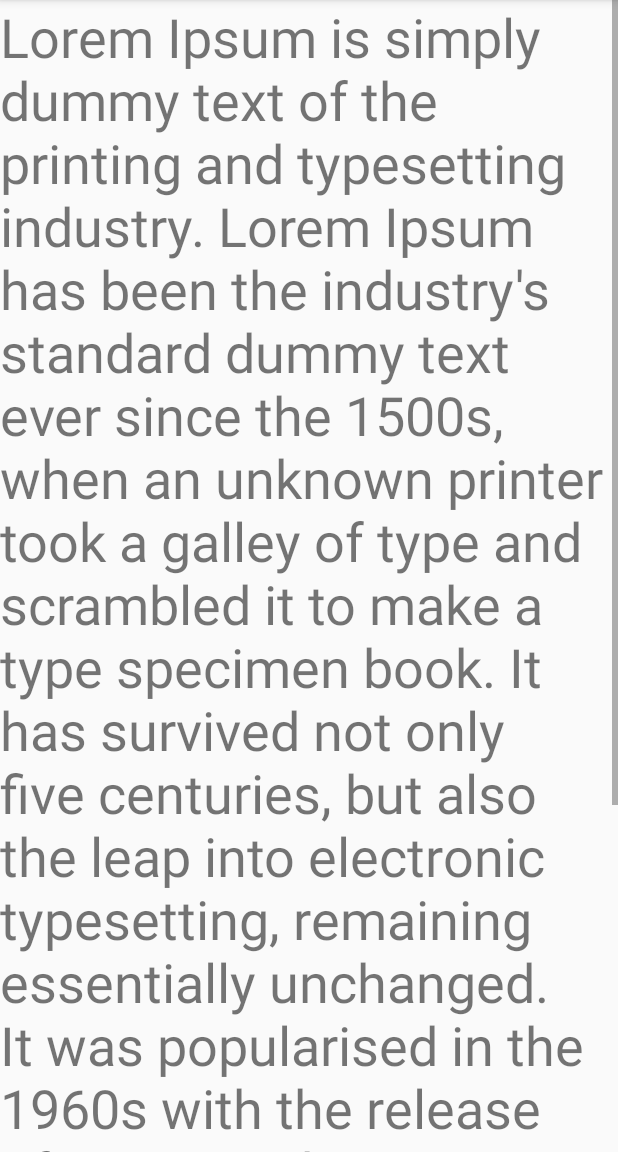
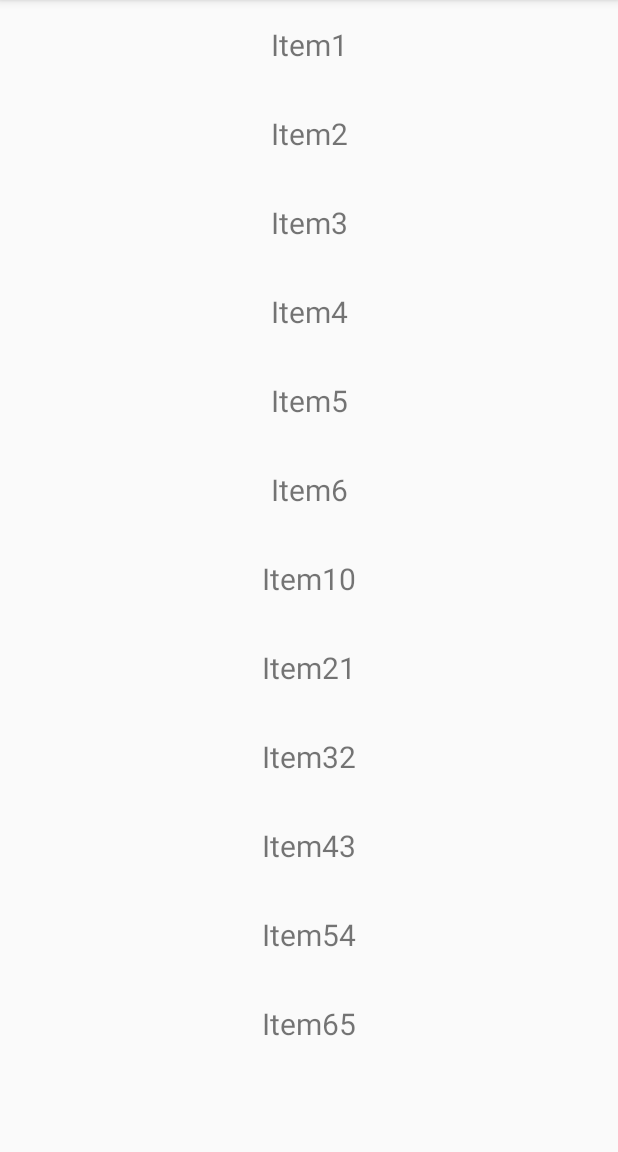
Before and after one commit to AndroidGlass/MiiDroid, an Android app: the MenuActivity screen opened directly, with no data from a screen before it, on a phone screen of 412 x 824 dp, the part 84-1236 px from its top. Run offline under Robolectric (Android 15) with nearby library versions, the phone set to English and light mode, and no system bars.

Commit message:
Recycler view

```diff
--- a/app/build.gradle
+++ b/app/build.gradle
@@ -23,4 +23,5 @@ dependencies {
     compile fileTree(dir: 'libs', include: ['*.jar'])
     testCompile 'junit:junit:4.12'
     compile 'com.android.support:appcompat-v7:23.2.0'
+    compile 'com.android.support:recyclerview-v7:23.0.1'
 }
--- a/app/src/main/AndroidManifest.xml
+++ b/app/src/main/AndroidManifest.xml
@@ -15,7 +15,7 @@
                 <category android:name="android.intent.category.LAUNCHER" />
             </intent-filter>
         </activity>
-        <activity android:name=".MenuActivity"></activity>
+        <activity android:name=".menu.MenuActivity"></activity>
     </application>
 
 </manifest>
--- a/app/src/main/java/meetup/droid/miidroid/MainActivity.java
+++ b/app/src/main/java/meetup/droid/miidroid/MainActivity.java
@@ -7,6 +7,8 @@ import android.view.View;
 import android.widget.Button;
 import android.widget.EditText;
 import android.widget.TextView;
+
+import meetup.droid.miidroid.menu.MenuActivity;
 
 public class MainActivity extends AppCompatActivity {
 
--- a/app/src/main/java/meetup/droid/miidroid/MenuActivity.java
+++ /dev/null
@@ -1,16 +0,0 @@
-package meetup.droid.miidroid;
-
-import android.support.v7.app.AppCompatActivity;
-import android.os.Bundle;
-
-/**
- * Contains a list of buttons for launching a new activity
- */
-public class MenuActivity extends AppCompatActivity {
-
-    @Override
-    protected void onCreate(Bundle savedInstanceState) {
-        super.onCreate(savedInstanceState);
-        setContentView(R.layout.activity_menu);
-    }
-}
--- /dev/null
+++ b/app/src/main/java/meetup/droid/miidroid/menu/MenuActivity.java
@@ -0,0 +1,42 @@
+package meetup.droid.miidroid.menu;
+
+import android.support.v7.app.AppCompatActivity;
+import android.os.Bundle;
+import android.support.v7.widget.LinearLayoutManager;
+import android.support.v7.widget.RecyclerView;
+import android.widget.LinearLayout;
+
+import meetup.droid.miidroid.R;
+
+/**
+ * Contains a list of buttons for launching a new activity
+ */
+public class MenuActivity extends AppCompatActivity {
+
+    private static String[] menuItems = new String[] {
+            "Item1",
+            "Item2",
+            "Item3",
+            "Item4",
+            "Item5",
+            "Item6",
+            "Item10",
+            "Item21",
+            "Item32",
+            "Item43",
+            "Item54",
+            "Item65"};
+
+    @Override
+    protected void onCreate(Bundle savedInstanceState) {
+        super.onCreate(savedInstanceState);
+        setContentView(R.layout.activity_menu);
+
+        RecyclerView recyclerView = (RecyclerView) findViewById(R.id.recycler_view);
+        RecyclerView.LayoutManager linearLayout = new LinearLayoutManager(this);
+        MenuRecyclerAdapter adapter = new MenuRecyclerAdapter(menuItems);
+        recyclerView.setLayoutManager(linearLayout);
+        recyclerView.setAdapter(adapter);
+
+    }
+}
--- /dev/null
+++ b/app/src/main/java/meetup/droid/miidroid/menu/MenuRecyclerAdapter.java
@@ -0,0 +1,54 @@
+package meetup.droid.miidroid.menu;
+
+import android.support.v7.widget.RecyclerView;
+import android.view.LayoutInflater;
+import android.view.View;
+import android.view.ViewGroup;
+import android.widget.TextView;
+
+import meetup.droid.miidroid.R;
+
+/**
+ */
+public class MenuRecyclerAdapter extends RecyclerView.Adapter<MenuRecyclerAdapter.ViewHolder> {
+
+    private String[] mDataList;
+
+    public MenuRecyclerAdapter(String[] data) {
+        mDataList = data;
+    }
+
+    @Override
+    public ViewHolder onCreateViewHolder(ViewGroup parent, int viewType) {
+
+        LayoutInflater inflate = LayoutInflater.from(parent.getContext());
+        View view = inflate.inflate(R.layout.row_menu_item_view, parent, false);
+        return new ViewHolder(view);
+    }
+
+    @Override
+    public void onBindViewHolder(ViewHolder holder, int position) {
+        String item = mDataList[position];
+        holder.mTitle.setText(item);
+    }
+
+    @Override
+    public int getItemViewType(int position) {
+        return super.getItemViewType(position);
+    }
+
+    @Override
+    public int getItemCount() {
+        return mDataList.length;
+    }
+
+    public class ViewHolder extends RecyclerView.ViewHolder {
+
+        public TextView mTitle;
+
+        public ViewHolder(View itemView) {
+            super(itemView);
+            mTitle = (TextView) itemView.findViewById(R.id.tv_title);
+        }
+    }
+}
--- a/app/src/main/res/layout/activity_menu.xml
+++ b/app/src/main/res/layout/activity_menu.xml
@@ -1,14 +1,13 @@
 <?xml version="1.0" encoding="utf-8"?>
-<ScrollView xmlns:android="http://schemas.android.com/apk/res/android"
+<LinearLayout xmlns:android="http://schemas.android.com/apk/res/android"
     xmlns:tools="http://schemas.android.com/tools"
     android:layout_width="match_parent"
-    android:layout_height="wrap_content"
-    tools:context="meetup.droid.miidroid.MenuActivity">
+    android:layout_height="match_parent"
+    tools:context=".menu.MenuActivity">
 
-    <TextView
+    <android.support.v7.widget.RecyclerView
+        android:id="@+id/recycler_view"
         android:layout_width="match_parent"
-        android:layout_height="wrap_content"
-        android:textSize="36sp"
-        android:text="@string/place_holder"/>
+        android:layout_height="wrap_content"/>
 
-</ScrollView>
+</LinearLayout>
--- /dev/null
+++ b/app/src/main/res/layout/row_menu_item_view.xml
@@ -0,0 +1,17 @@
+<?xml version="1.0" encoding="utf-8"?>
+<LinearLayout xmlns:android="http://schemas.android.com/apk/res/android"
+    xmlns:tools="http://schemas.android.com/tools"
+    android:orientation="vertical"
+    android:layout_width="match_parent"
+    android:layout_height="wrap_content">
+
+    <TextView
+        android:id="@+id/tv_title"
+        android:padding="16dp"
+        android:textSize="20sp"
+        android:gravity="center_horizontal"
+        android:layout_width="match_parent"
+        android:layout_height="wrap_content"
+        tools:text="Hello World"/>
+
+</LinearLayout>
```
